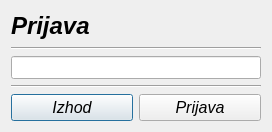
Old version of the form login.ui in the repository MaxMaxy/racun.
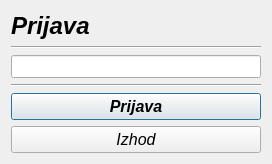
New version of the form.

What changed in the file:
```diff
--- a/login.ui
+++ b/login.ui
@@ -7,7 +7,7 @@
     <x>0</x>
     <y>0</y>
     <width>272</width>
-    <height>132</height>
+    <height>164</height>
    </rect>
   </property>
   <property name="font">
@@ -83,27 +83,15 @@
      </item>
      <item>
       <layout class="QHBoxLayout" name="horizontalLayout">
-       <item>
-        <widget class="QPushButton" name="pushButton">
-         <property name="font">
-          <font>
-           <family>MS Sans Serif</family>
-           <pointsize>12</pointsize>
-           <italic>true</italic>
-          </font>
-         </property>
-         <property name="text">
-          <string>Izhod</string>
-         </property>
-        </widget>
-       </item>
        <item>
         <widget class="QPushButton" name="pushButton_prijava">
          <property name="font">
           <font>
            <family>MS Sans Serif</family>
            <pointsize>12</pointsize>
+           <weight>75</weight>
            <italic>true</italic>
+           <bold>true</bold>
           </font>
          </property>
          <property name="text">
@@ -115,6 +103,20 @@
      </item>
     </layout>
    </item>
+   <item row="1" column="0">
+    <widget class="QPushButton" name="pushButton">
+     <property name="font">
+      <font>
+       <family>MS Sans Serif</family>
+       <pointsize>12</pointsize>
+       <italic>true</italic>
+      </font>
+     </property>
+     <property name="text">
+      <string>Izhod</string>
+     </property>
+    </widget>
+   </item>
   </layout>
  </widget>
  <tabstops>
```
Left out of the diff: 1 changed line with no effect on the pictures.
